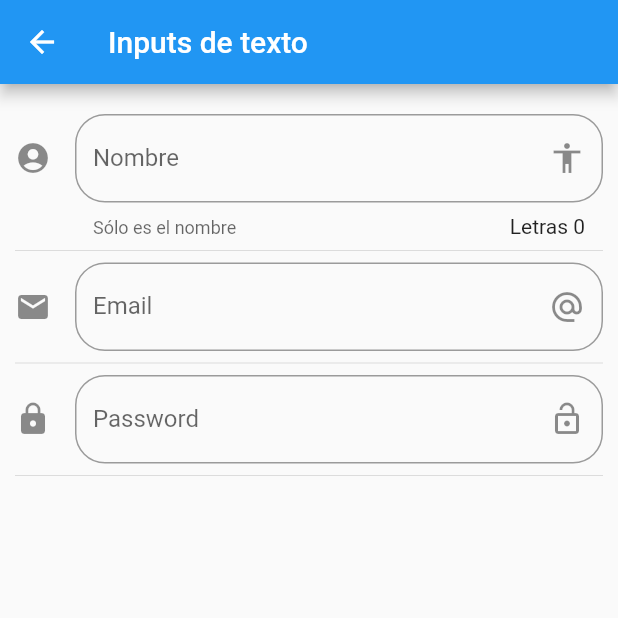
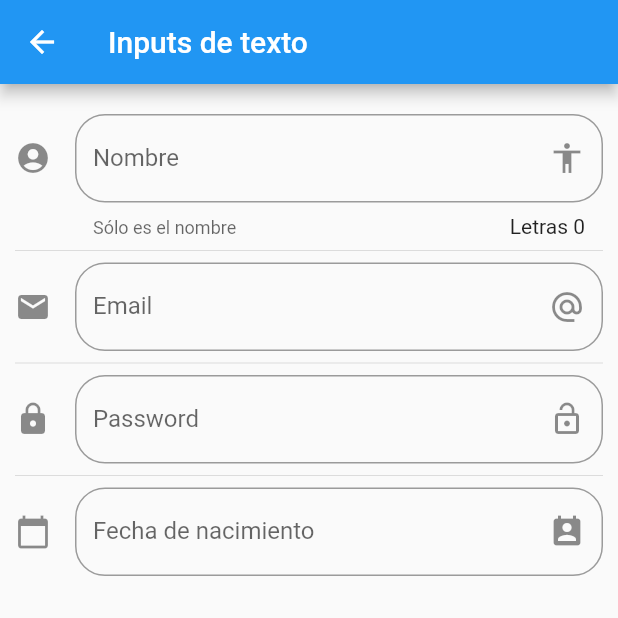
Before and after one commit to SimbakSmart/Begin, a Flutter app: the screen it shows after launch, after a tap on "Inputs", on a phone screen of 412 x 824 dp, the top half of it. Run offline on Flutter 3.47's test engine with Material 2 defaults, Android fonts, the phone set to English and light mode, and no system bars; network calls fail.

Commit message:
26. Cambiar el idioma del Datepicker

```diff
--- a/flutter_components/lib/main.dart
+++ b/flutter_components/lib/main.dart
@@ -1,5 +1,6 @@
 import 'package:flutter/material.dart';
 import 'package:flutter_components/src/pages/alert_page.dart';
+import 'package:flutter_localizations/flutter_localizations.dart';
 import 'package:flutter_components/src/pages/avatar_page.dart';
 import 'package:flutter_components/src/pages/home_page.dart';
 import 'package:flutter_components/src/pages/home_temp.dart';
@@ -19,6 +20,14 @@ class MyApp extends StatelessWidget {
       title: 'Componentes APP',
       debugShowCheckedModeBanner: false,
      // home: HomePage(),
+      localizationsDelegates: [
+        GlobalMaterialLocalizations.delegate,
+        GlobalWidgetsLocalizations.delegate,
+      ],
+      supportedLocales: [
+        const Locale('en', 'US'), // English
+        const Locale('es', 'ES'),
+      ],
       initialRoute: '/',
       routes:getApplicationRoutes(),
       onGenerateRoute: (RouteSettings settings){ //Si una pagina no esta configura, muestra alert page pof defecto
--- a/flutter_components/lib/src/pages/input_page.dart
+++ b/flutter_components/lib/src/pages/input_page.dart
@@ -49,6 +49,7 @@ class _InputPageState extends State<InputPage> {
           Divider(),
           _crearPassword(),
           Divider(),
+          _crearFecha( context ),
         ],
       ),
     );
@@ -121,4 +122,49 @@ class _InputPageState extends State<InputPage> {
 
   }
 
+
+  Widget _crearFecha( BuildContext context ) {
+
+    return TextField(
+      enableInteractiveSelection: false,
+      controller: _inputFieldDateController,
+      decoration: InputDecoration(
+          border: OutlineInputBorder(
+              borderRadius: BorderRadius.circular(20.0)
+          ),
+          hintText: 'Fecha de nacimiento',
+          labelText: 'Fecha de nacimiento',
+          suffixIcon: Icon( Icons.perm_contact_calendar ),
+          icon: Icon( Icons.calendar_today )
+      ),
+      onTap: (){
+
+        FocusScope.of(context).requestFocus(new FocusNode());
+        _selectDate( context );
+
+      },
+    );
+
+  }
+
+  _selectDate(BuildContext context) async {
+
+    DateTime? picked = await showDatePicker(
+        context: context,
+        initialDate: new DateTime.now(),
+        firstDate: new DateTime(2018),
+        lastDate: new DateTime(2025),
+        locale: Locale('es', 'ES')
+    );
+
+    if ( picked != null ) {
+      setState(() {
+        _fecha = picked.toString();
+        _inputFieldDateController.text = _fecha;
+      });
+    }
+
+  }
+
+
 }
--- a/flutter_components/pubspec.yaml
+++ b/flutter_components/pubspec.yaml
@@ -37,6 +37,7 @@ dependencies:
   # Use with the CupertinoIcons class for iOS style icons.
   cupertino_icons: ^1.0.2
   icons_helper: ^1.0.4
+  flutter_localization: ^0.1.10
 
 dev_dependencies:
   flutter_test:
```
Also changed, not shown: flutter_components/pubspec.lock, 5 other files.
